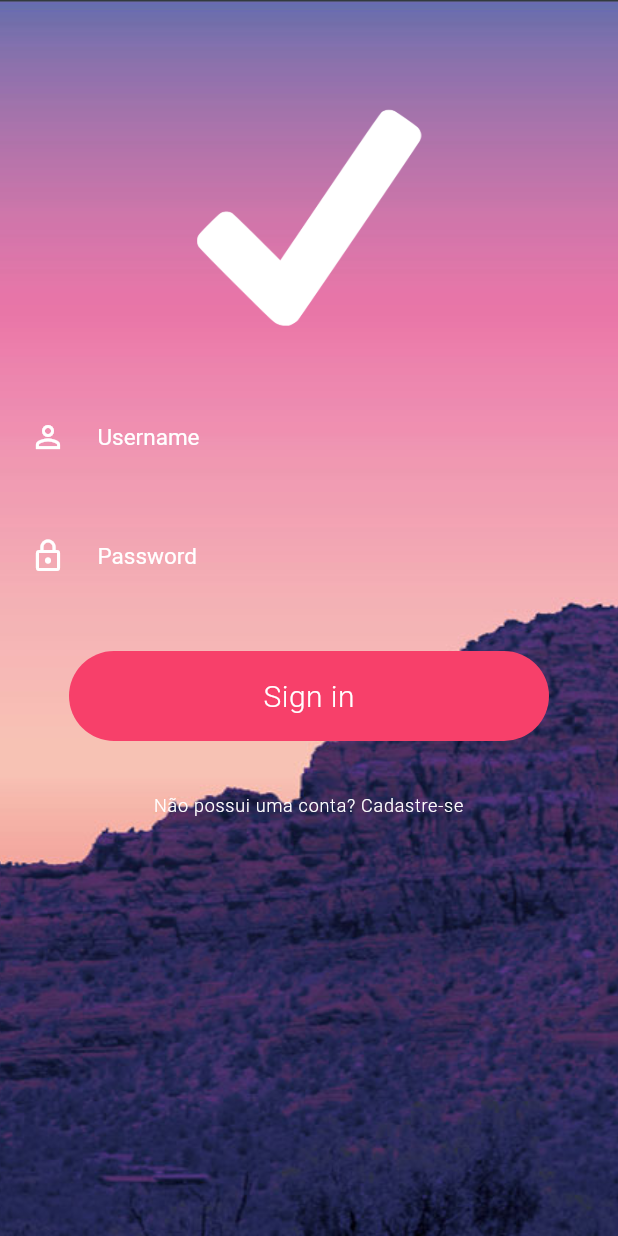
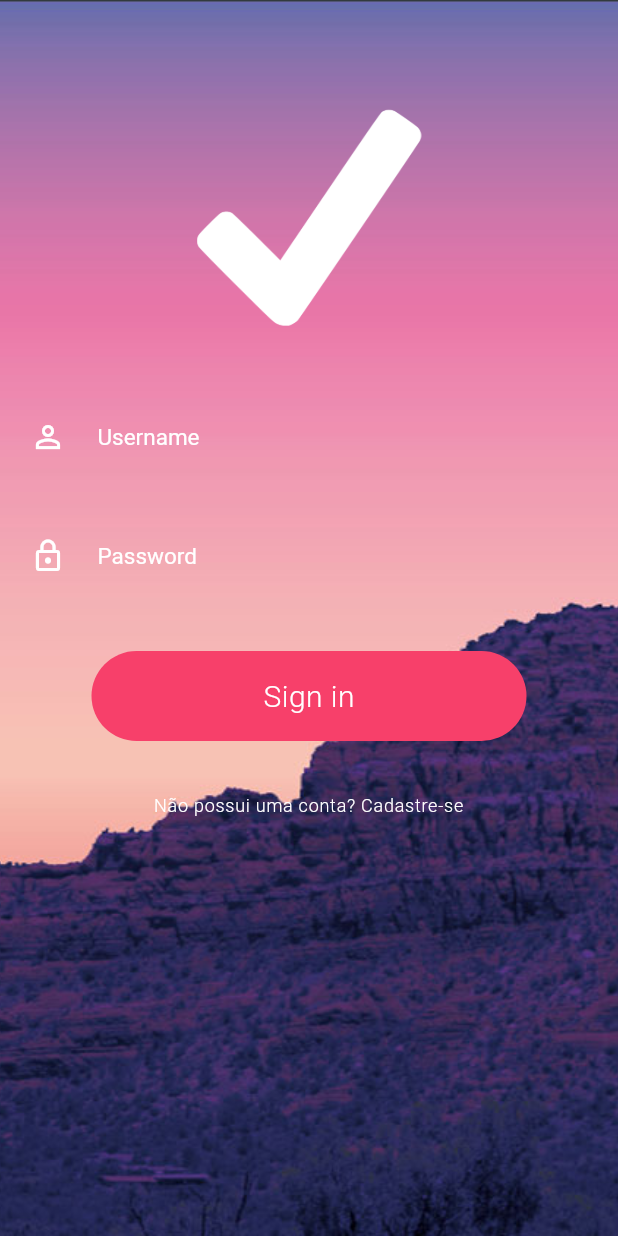
Before and after one commit to FilipeVeber/flutter-login-with-animations, a Flutter app: the screen it shows after launch, on a phone screen of 412 x 824 dp. Run offline on Flutter 3.47's test engine with Material 2 defaults, Android fonts, the phone set to English and light mode, and no system bars.

Commit message:
Squeeze animation

```diff
--- a/lib/modules/login_module/animations/stagger_animation.dart
+++ b/lib/modules/login_module/animations/stagger_animation.dart
@@ -3,7 +3,11 @@ import 'package:flutter/material.dart';
 class StaggerAnimation extends StatelessWidget {
   final AnimationController controller;
 
-  StaggerAnimation({this.controller});
+  StaggerAnimation({this.controller})
+      : buttonSqueeze = Tween<double>(begin: 290, end: 60).animate(
+            CurvedAnimation(parent: controller, curve: Interval(0, 0.150)));
+
+  final Animation<double> buttonSqueeze;
 
   @override
   Widget build(BuildContext context) {
@@ -18,23 +22,36 @@ class StaggerAnimation extends StatelessWidget {
       padding: EdgeInsets.only(bottom: 50),
       child: InkWell(
         child: Container(
-          width: 320,
+          width: buttonSqueeze.value,
           height: 60,
           alignment: Alignment.center,
           decoration: BoxDecoration(
               color: Color.fromRGBO(247, 64, 106, 1),
               borderRadius: BorderRadius.all(Radius.circular(30))),
-          child: Text(
-            "Sign in",
-            style: TextStyle(
-                color: Colors.white,
-                fontSize: 20,
-                fontWeight: FontWeight.w300,
-                letterSpacing: 0.3),
-          ),
+          child: _buildInside(context),
         ),
-        onTap: () {},
+        onTap: () {
+          controller.forward();
+        },
       ),
     );
   }
+
+  Widget _buildInside(context) {
+    if (buttonSqueeze.value > 75) {
+      return Text(
+        "Sign in",
+        style: TextStyle(
+            color: Colors.white,
+            fontSize: 20,
+            fontWeight: FontWeight.w300,
+            letterSpacing: 0.3),
+      );
+    } else {
+      return CircularProgressIndicator(
+        valueColor: AlwaysStoppedAnimation<Color>(Colors.white),
+        strokeWidth: 2,
+      );
+    }
+  }
 }
```
